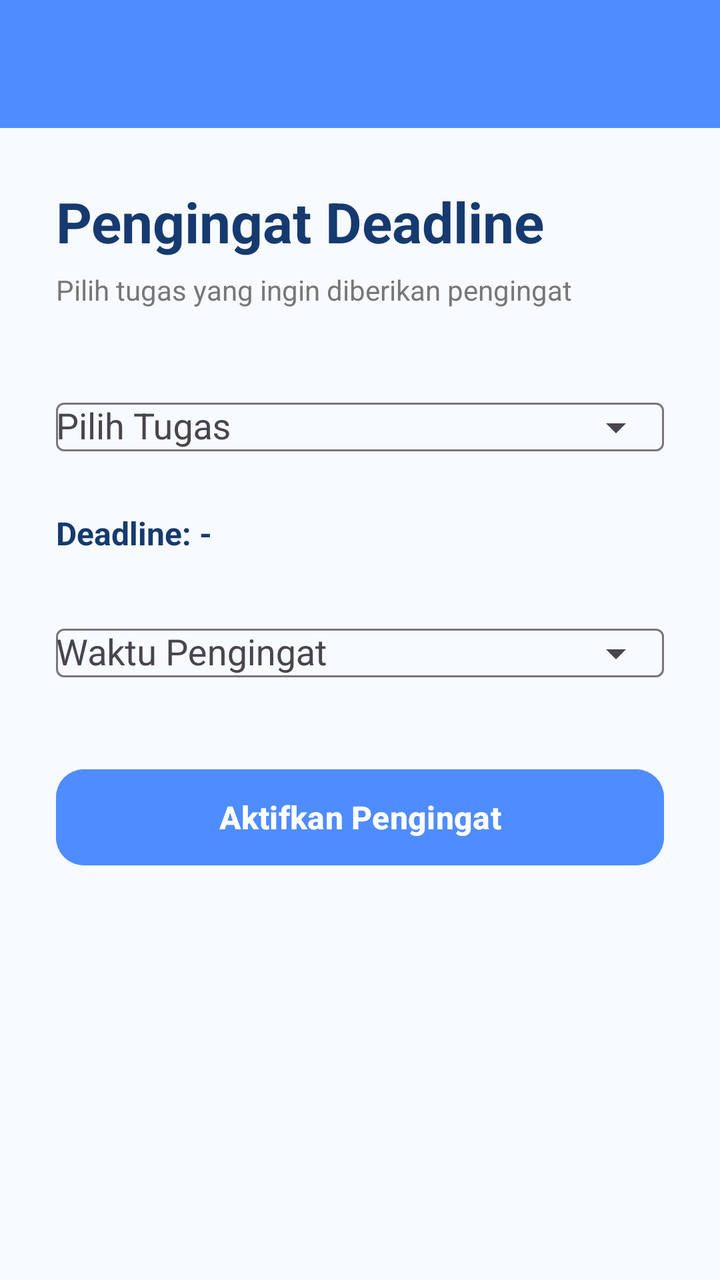
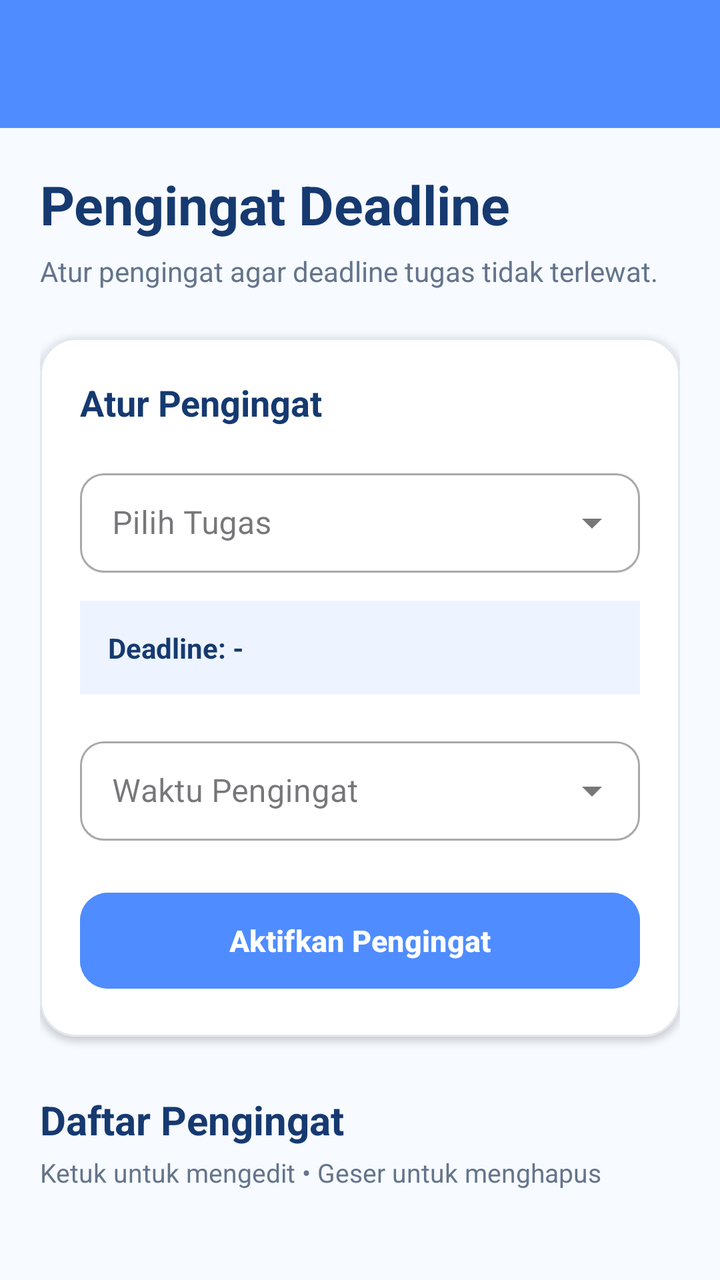

Screens rendered from an Android XML layout before and after an edit, with the pre-edit source and the edit as a unified diff.
<!-- AndroidManifest.xml: application theme Theme.StudyMate -->
<!-- res/layout/activity_reminder_deadline.xml -->
<?xml version="1.0" encoding="utf-8"?>
<LinearLayout
    xmlns:android="http://schemas.android.com/apk/res/android"
    xmlns:app="http://schemas.android.com/apk/res-auto"
    android:layout_width="match_parent"
    android:layout_height="match_parent"
    android:orientation="vertical"
    android:background="@color/studymate_background">

    <androidx.appcompat.widget.Toolbar
        android:id="@+id/toolbarReminder"
        android:layout_width="match_parent"
        android:layout_height="?attr/actionBarSize"
        android:background="@color/studymate_primary"
        app:titleTextColor="@android:color/white" />

    <ScrollView
        android:layout_width="match_parent"
        android:layout_height="0dp"
        android:layout_weight="1"
        android:fillViewport="true">

        <LinearLayout
            android:layout_width="match_parent"
            android:layout_height="wrap_content"
            android:orientation="vertical"
            android:padding="28dp">

            <TextView
                android:layout_width="match_parent"
                android:layout_height="wrap_content"
                android:text="Pengingat Deadline"
                android:textColor="@color/studymate_navy"
                android:textSize="28sp"
                android:textStyle="bold" />

            <TextView
                android:layout_width="match_parent"
                android:layout_height="wrap_content"
                android:layout_marginTop="6dp"
                android:text="Pilih tugas yang ingin diberikan pengingat"
                android:textColor="#777777"
                android:textSize="14sp" />

            <com.google.android.material.textfield.TextInputLayout
                android:layout_width="match_parent"
                android:layout_height="wrap_content"
                android:layout_marginTop="30dp"
                android:hint="Pilih Tugas"
                app:endIconMode="dropdown_menu">

                <AutoCompleteTextView
                    android:id="@+id/inputTugas"
                    android:layout_width="match_parent"
                    android:layout_height="wrap_content"
                    android:inputType="none" />

            </com.google.android.material.textfield.TextInputLayout>

            <TextView
                android:id="@+id/tvDeadline"
                android:layout_width="match_parent"
                android:layout_height="wrap_content"
                android:layout_marginTop="18dp"
                android:text="Deadline: -"
                android:textColor="@color/studymate_navy"
                android:textSize="16sp"
                android:textStyle="bold" />

            <com.google.android.material.textfield.TextInputLayout
                android:layout_width="match_parent"
                android:layout_height="wrap_content"
                android:layout_marginTop="20dp"
                android:hint="Waktu Pengingat"
                app:endIconMode="dropdown_menu">

                <AutoCompleteTextView
                    android:id="@+id/inputWaktuReminder"
                    android:layout_width="match_parent"
                    android:layout_height="wrap_content"
                    android:inputType="none" />

            </com.google.android.material.textfield.TextInputLayout>

            <Button
                android:id="@+id/btnAktifkanReminder"
                android:layout_width="match_parent"
                android:layout_height="56dp"
                android:layout_marginTop="30dp"
                android:backgroundTint="@color/studymate_primary"
                android:text="Aktifkan Pengingat"
                android:textAllCaps="false"
                android:textColor="@android:color/white"
                android:textSize="16sp"
                android:textStyle="bold"
                app:cornerRadius="14dp" />

        </LinearLayout>

    </ScrollView>

</LinearLayout>
<!-- resources referenced by this layout -->
<resources>
  <color name="studymate_background">#F7FAFF</color>
  <color name="studymate_navy">#163A70</color>
  <color name="studymate_primary">#4F8CFF</color>
  <style name="Theme.StudyMate" parent="Base.Theme.StudyMate" />
  <style name="Base.Theme.StudyMate" parent="Theme.Material3.DayNight.NoActionBar">
          
          
      </style>
</resources>

<!-- the commit's change to res/layout/activity_reminder_deadline.xml (unified diff, before → after) -->
@@ -4,8 +4,8 @@
     xmlns:app="http://schemas.android.com/apk/res-auto"
     android:layout_width="match_parent"
     android:layout_height="match_parent"
-    android:orientation="vertical"
-    android:background="@color/studymate_background">
+    android:background="@color/studymate_background"
+    android:orientation="vertical">
 
     <androidx.appcompat.widget.Toolbar
         android:id="@+id/toolbarReminder"
@@ -14,7 +14,7 @@
         android:background="@color/studymate_primary"
         app:titleTextColor="@android:color/white" />
 
-    <ScrollView
+    <androidx.core.widget.NestedScrollView
         android:layout_width="match_parent"
         android:layout_height="0dp"
         android:layout_weight="1"
@@ -24,79 +24,158 @@
             android:layout_width="match_parent"
             android:layout_height="wrap_content"
             android:orientation="vertical"
-            android:padding="28dp">
+            android:padding="20dp">
 
             <TextView
                 android:layout_width="match_parent"
                 android:layout_height="wrap_content"
                 android:text="Pengingat Deadline"
                 android:textColor="@color/studymate_navy"
-                android:textSize="28sp"
+                android:textSize="27sp"
                 android:textStyle="bold" />
 
             <TextView
                 android:layout_width="match_parent"
                 android:layout_height="wrap_content"
                 android:layout_marginTop="6dp"
-                android:text="Pilih tugas yang ingin diberikan pengingat"
-                android:textColor="#777777"
+                android:text="Atur pengingat agar deadline tugas tidak terlewat."
+                android:textColor="#64748B"
                 android:textSize="14sp" />
 
-            <com.google.android.material.textfield.TextInputLayout
+            <com.google.android.material.card.MaterialCardView
+                android:layout_width="match_parent"
+                android:layout_height="wrap_content"
+                android:layout_marginTop="24dp"
+                app:cardBackgroundColor="@android:color/white"
+                app:cardCornerRadius="18dp"
+                app:cardElevation="2dp"
+                app:strokeColor="#E2E8F0"
+                app:strokeWidth="1dp">
+
+                <LinearLayout
+                    android:layout_width="match_parent"
+                    android:layout_height="wrap_content"
+                    android:orientation="vertical"
+                    android:padding="20dp">
+
+                    <TextView
+                        android:layout_width="match_parent"
+                        android:layout_height="wrap_content"
+                        android:text="Atur Pengingat"
+                        android:textColor="@color/studymate_navy"
+                        android:textSize="18sp"
+                        android:textStyle="bold" />
+
+                    <com.google.android.material.textfield.TextInputLayout
+                        style="@style/Widget.MaterialComponents.TextInputLayout.OutlinedBox.ExposedDropdownMenu"
+                        android:layout_width="match_parent"
+                        android:layout_height="wrap_content"
+                        android:layout_marginTop="18dp"
+                        android:hint="Pilih Tugas"
+                        app:boxCornerRadiusBottomEnd="12dp"
+                        app:boxCornerRadiusBottomStart="12dp"
+                        app:boxCornerRadiusTopEnd="12dp"
+                        app:boxCornerRadiusTopStart="12dp"
+                        app:endIconMode="dropdown_menu">
+
+                        <AutoCompleteTextView
+                            android:id="@+id/inputTugas"
+                            android:layout_width="match_parent"
+                            android:layout_height="wrap_content"
+                            android:inputType="none"
+                            android:paddingTop="14dp"
+                            android:paddingBottom="14dp" />
+
+                    </com.google.android.material.textfield.TextInputLayout>
+
+                    <TextView
+                        android:id="@+id/tvDeadline"
+                        android:layout_width="match_parent"
+                        android:layout_height="wrap_content"
+                        android:layout_marginTop="14dp"
+                        android:background="#EEF4FF"
+                        android:padding="14dp"
+                        android:text="Deadline: -"
+                        android:textColor="@color/studymate_navy"
+                        android:textSize="14sp"
+                        android:textStyle="bold" />
+
+                    <com.google.android.material.textfield.TextInputLayout
+                        style="@style/Widget.MaterialComponents.TextInputLayout.OutlinedBox.ExposedDropdownMenu"
+                        android:layout_width="match_parent"
+                        android:layout_height="wrap_content"
+                        android:layout_marginTop="18dp"
+                        android:hint="Waktu Pengingat"
+                        app:boxCornerRadiusBottomEnd="12dp"
+                        app:boxCornerRadiusBottomStart="12dp"
+                        app:boxCornerRadiusTopEnd="12dp"
+                        app:boxCornerRadiusTopStart="12dp"
+                        app:endIconMode="dropdown_menu">
+
+                        <AutoCompleteTextView
+                            android:id="@+id/inputWaktuReminder"
+                            android:layout_width="match_parent"
+                            android:layout_height="wrap_content"
+                            android:inputType="none"
+                            android:paddingTop="14dp"
+                            android:paddingBottom="14dp" />
+
+                    </com.google.android.material.textfield.TextInputLayout>
+
+                    <Button
+                        android:id="@+id/btnAktifkanReminder"
+                        android:layout_width="match_parent"
+                        android:layout_height="56dp"
+                        android:layout_marginTop="22dp"
+                        android:backgroundTint="@color/studymate_primary"
+                        android:text="Aktifkan Pengingat"
+                        android:textAllCaps="false"
+                        android:textColor="@android:color/white"
+                        android:textSize="15sp"
+                        android:textStyle="bold"
+                        app:cornerRadius="14dp" />
+
+                </LinearLayout>
+
+            </com.google.android.material.card.MaterialCardView>
+
+            <TextView
+                android:layout_width="match_parent"
+                android:layout_height="wrap_content"
+                android:layout_marginTop="28dp"
+                android:text="Daftar Pengingat"
+                android:textColor="@color/studymate_navy"
+                android:textSize="20sp"
+                android:textStyle="bold" />
+
+            <TextView
+                android:layout_width="match_parent"
+                android:layout_height="wrap_content"
+                android:layout_marginTop="4dp"
+                android:text="Ketuk untuk mengedit • Geser untuk menghapus"
+                android:textColor="#64748B"
+                android:textSize="13sp" />
+
+            <TextView
+                android:id="@+id/tvEmptyReminder"
                 android:layout_width="match_parent"
                 android:layout_height="wrap_content"
                 android:layout_marginTop="30dp"
-                android:hint="Pilih Tugas"
-                app:endIconMode="dropdown_menu">
+                android:gravity="center"
+                android:padding="24dp"
+                android:text="Belum ada pengingat."
+                android:textColor="#94A3B8"
+                android:textSize="14sp" />
 
-                <AutoCompleteTextView
-                    android:id="@+id/inputTugas"
-                    android:layout_width="match_parent"
-                    android:layout_height="wrap_content"
-                    android:inputType="none" />
-
-            </com.google.android.material.textfield.TextInputLayout>
-
-            <TextView
-                android:id="@+id/tvDeadline"
+            <androidx.recyclerview.widget.RecyclerView
+                android:id="@+id/recyclerReminder"
                 android:layout_width="match_parent"
                 android:layout_height="wrap_content"
-                android:layout_marginTop="18dp"
-                android:text="Deadline: -"
-                android:textColor="@color/studymate_navy"
-                android:textSize="16sp"
-                android:textStyle="bold" />
-
-            <com.google.android.material.textfield.TextInputLayout
-                android:layout_width="match_parent"
-                android:layout_height="wrap_content"
-                android:layout_marginTop="20dp"
-                android:hint="Waktu Pengingat"
-                app:endIconMode="dropdown_menu">
-
-                <AutoCompleteTextView
-                    android:id="@+id/inputWaktuReminder"
-                    android:layout_width="match_parent"
-                    android:layout_height="wrap_content"
-                    android:inputType="none" />
-
-            </com.google.android.material.textfield.TextInputLayout>
-
-            <Button
-                android:id="@+id/btnAktifkanReminder"
-                android:layout_width="match_parent"
-                android:layout_height="56dp"
-                android:layout_marginTop="30dp"
-                android:backgroundTint="@color/studymate_primary"
-                android:text="Aktifkan Pengingat"
-                android:textAllCaps="false"
-                android:textColor="@android:color/white"
-                android:textSize="16sp"
-                android:textStyle="bold"
-                app:cornerRadius="14dp" />
+                android:layout_marginTop="16dp"
+                android:nestedScrollingEnabled="false" />
 
         </LinearLayout>
 
-    </ScrollView>
+    </androidx.core.widget.NestedScrollView>
 
 </LinearLayout>
